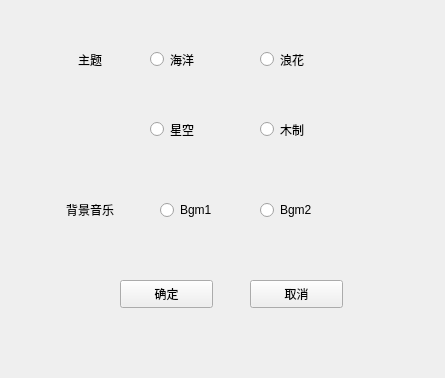
LASTLINEK/BaoShiMiZhen, file setting.ui: the form before one commit.
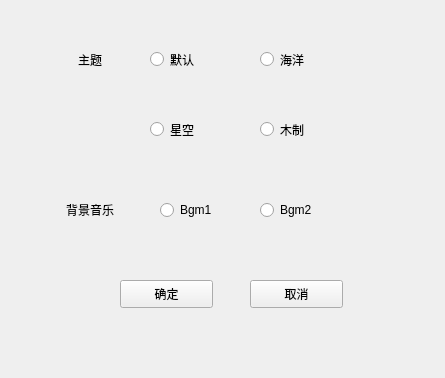
The form after the commit. Icons and pictures are not drawn.

The edit to the form file:
```diff
--- a/setting.ui
+++ b/setting.ui
@@ -151,7 +151,7 @@
     </rect>
    </property>
    <property name="text">
-    <string>海洋</string>
+    <string>默认</string>
    </property>
   </widget>
   <widget class="QRadioButton" name="RBtn2">
@@ -164,7 +164,7 @@
     </rect>
    </property>
    <property name="text">
-    <string>浪花</string>
+    <string>海洋</string>
    </property>
   </widget>
   <widget class="QRadioButton" name="RBtn3">
```
